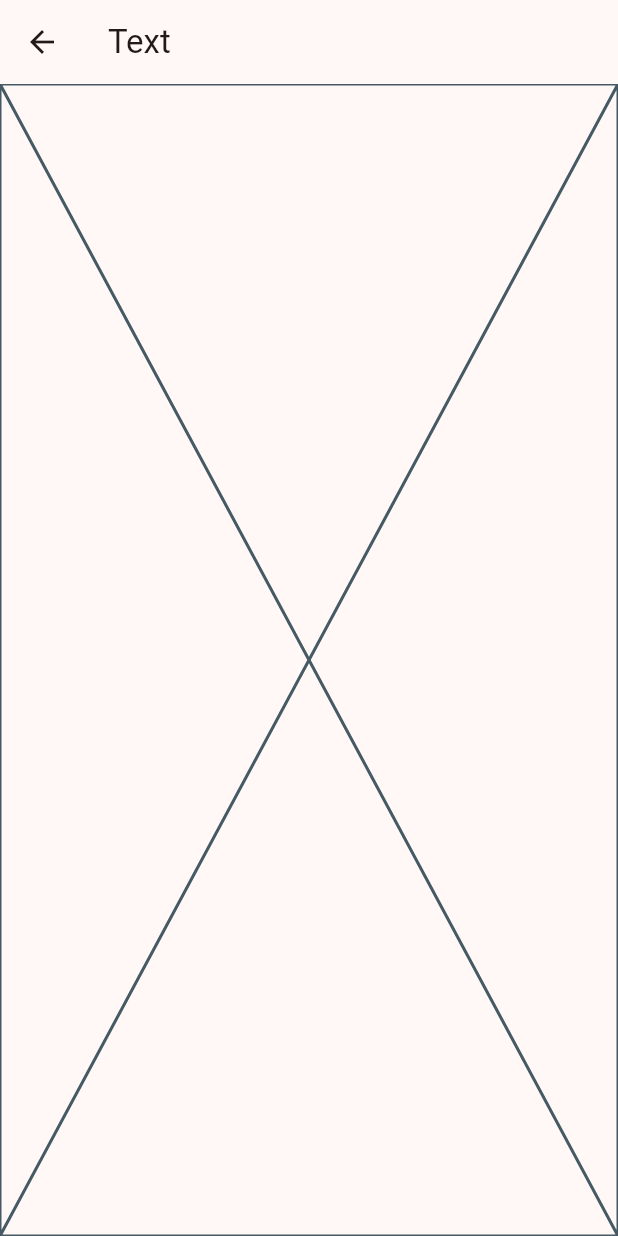
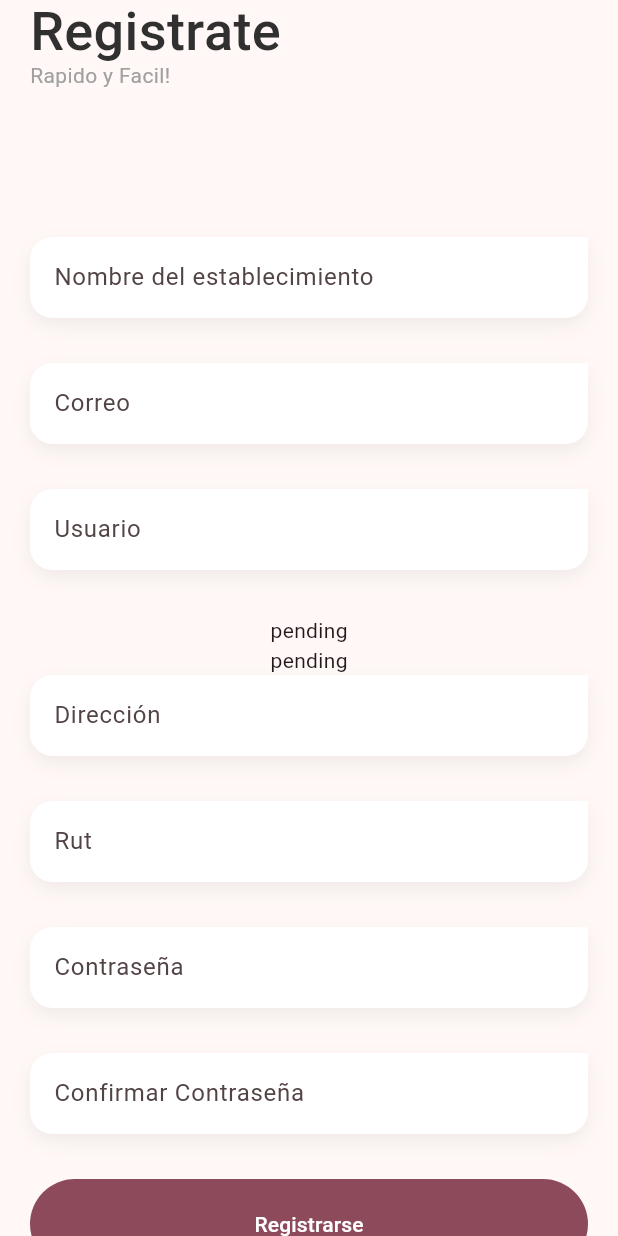
Before and after one commit to DavidCMeneses/Farrapp_front, a Flutter app: the screen it shows after launch, after a tap on "Crea una aquí", on a phone screen of 412 x 824 dp. Run offline on Flutter 3.47's test engine with Material 3 defaults, Android fonts, the phone set to English and light mode, and no system bars; our stand-ins replace dio, flutter_dotenv, flutter_riverpod, formz, go_router; Roboto replaces fonts that are missing (Reem Kufi).

Commit message:
Establishment register screen

```diff
--- a/lib/config/router/app_router.dart
+++ b/lib/config/router/app_router.dart
@@ -2,6 +2,7 @@
 
 import 'package:farrap/presentation/screens/Auth/initial_loading_screen.dart';
 import 'package:farrap/presentation/screens/Auth/login_screen.dart';
+import 'package:farrap/presentation/screens/Register/establishment_register_screen.dart';
 import 'package:farrap/presentation/screens/Home/home_screen.dart';
 import 'package:go_router/go_router.dart';
 
@@ -16,7 +17,10 @@ final appRouter = GoRouter(
     builder: (context, state) => const InitialLoadingScreen()),
     GoRoute(
     path: '/login',
-    builder: (context, state) => const LoginScreen())
+    builder: (context, state) => const LoginScreen()),
+    GoRoute(
+    path: '/establishment_register',
+    builder: (context, state) => const ERegisterScreen())
 
   ]
   );
--- a/lib/presentation/screens/Auth/login_screen.dart
+++ b/lib/presentation/screens/Auth/login_screen.dart
@@ -127,7 +127,7 @@ class _LoginForm extends ConsumerWidget {
             children: [
               const Text('¿No tienes cuenta?'),
               TextButton(
-                onPressed: ()=> context.push('/'),
+                onPressed: ()=> context.push('/establishment_register'),
                 child: const Text('Crea una aquí')
               )
             ],
--- /dev/null
+++ b/lib/presentation/screens/Register/establishment_register_screen.dart
@@ -0,0 +1,167 @@
+import 'package:farrap/presentation/providers/login_form_provider.dart';
+import 'package:farrap/presentation/widgets/custom_text_form_field.dart';
+import 'package:farrap/presentation/widgets/pending_widget.dart';
+import 'package:flutter/material.dart';
+import 'package:flutter_riverpod/flutter_riverpod.dart';
+import 'package:go_router/go_router.dart';
+
+
+
+class ERegisterScreen extends StatelessWidget {
+  const ERegisterScreen({super.key});
+
+  @override
+  Widget build(BuildContext context) {
+
+    return GestureDetector(
+      onTap: () => FocusManager.instance.primaryFocus?.unfocus(),
+      child:  Scaffold(
+        body: SingleChildScrollView(
+            physics: const ClampingScrollPhysics(),
+            child: Padding(
+              padding: const EdgeInsets.symmetric(horizontal: 20),
+              child: Column(
+                crossAxisAlignment: CrossAxisAlignment.start,
+                children: [
+                        Text(
+                            'Registrate',
+                            style: TextStyle(
+                              color: Color(0xFF303030),
+                              fontSize: 36,
+                              fontFamily: 'Reem Kufi',
+                              fontWeight: FontWeight.w500,
+                              height: 0,
+                            ),
+                          ),
+                        const Text(
+                          'Rapido y Facil!',
+                          style: TextStyle(
+                            color: Color(0xFFA0A0A0),
+                            fontSize: 14,
+                            fontFamily: 'Reem Kufi',
+                            fontWeight: FontWeight.w400,
+                            height: 0,
+                          ),
+                        ),
+
+                  const SizedBox( height: 100 ),
+                  Container(
+                    child: const _ERegisterForm(),
+                  ),
+                ],
+              ),
+            ),
+          )
+      ),
+    );
+  }
+}
+
+class _ERegisterForm extends ConsumerWidget {
+
+  const _ERegisterForm();
+
+  void showSnackbar( BuildContext context, String message ) {
+    ScaffoldMessenger.of(context).hideCurrentSnackBar();
+    ScaffoldMessenger.of(context).showSnackBar(
+      SnackBar(content: Text(message))
+    );
+  }
+
+
+  @override
+  Widget build(BuildContext context, WidgetRef ref) {
+
+    final loginForm = ref.watch(loginFormProvider);
+
+    return Column(
+        children: [
+          CustomTextFormField(
+            label: 'Nombre del establecimiento',
+          ),
+          const SizedBox( height: 30 ),
+
+          CustomTextFormField(
+            label: 'Correo',
+            keyboardType: TextInputType.emailAddress,
+            onChanged: ref.read(loginFormProvider.notifier).onEmailChange,
+            errorMessage: loginForm.isFormPosted ?
+               loginForm.email.errorMessage
+               : null,
+
+          ),
+          const SizedBox( height: 30 ),
+
+          CustomTextFormField(
+            label: 'Usuario',
+          ),
+          const SizedBox( height: 30 ),
+
+          const Padding(
+            padding: EdgeInsets.symmetric(horizontal: 10),
+            child: PendingWidget()//tipo de establecimiento(),
+          ),
+
+          const Padding(
+            padding: EdgeInsets.symmetric(horizontal: 10),
+            child: PendingWidget()//Ciudad(),
+          ),
+
+          CustomTextFormField(
+            label: 'Dirección',
+          ),
+          const SizedBox( height: 30 ),
+
+          CustomTextFormField(
+            label: 'Rut',
+          ),
+          const SizedBox( height: 30 ),
+
+          CustomTextFormField(
+            label: 'Contraseña',
+            obscureText: true,
+            onChanged: null,
+            errorMessage: null,
+
+          ),
+          const SizedBox( height: 30 ),
+
+          CustomTextFormField(
+            label: 'Confirmar Contraseña',
+            obscureText: true,
+            onChanged: null,
+            errorMessage: null,
+
+          ),
+
+          const SizedBox( height: 30 ),
+
+          SizedBox(
+            height: 60,
+            width: double.infinity,
+            child: FilledButton(
+              onPressed: (){},
+              child: const Text('Registrarse'),
+            )
+
+          ),
+
+          const SizedBox( height: 100 ),
+
+
+          Row(
+            mainAxisAlignment: MainAxisAlignment.center,
+            children: [
+              const Text('¿Tienes una cuenta?'),
+              TextButton(
+                onPressed: ()=> context.push('/login'),
+                child: const Text('Ingresar')
+              )
+            ],
+          ),
+
+
+        ],
+      );
+  }
+}
--- a/lib/presentation/widgets/pending_widget.dart
+++ b/lib/presentation/widgets/pending_widget.dart
@@ -0,0 +1,22 @@
+import 'package:flutter/material.dart';
+
+class PendingWidget extends StatefulWidget {
+  const PendingWidget({Key? key}) : super(key: key);
+
+  @override
+  State<PendingWidget> createState() => _PendingWidgetState();
+}
+enum Pending { pendingTrue }
+
+class _PendingWidgetState extends State<PendingWidget> {
+  Pending? _pending = Pending.pendingTrue;
+
+  @override
+  Widget build(BuildContext context) {
+    return Column(
+      children: [
+        const Text("pending"),
+      ],
+    );
+  }
+  }
```
